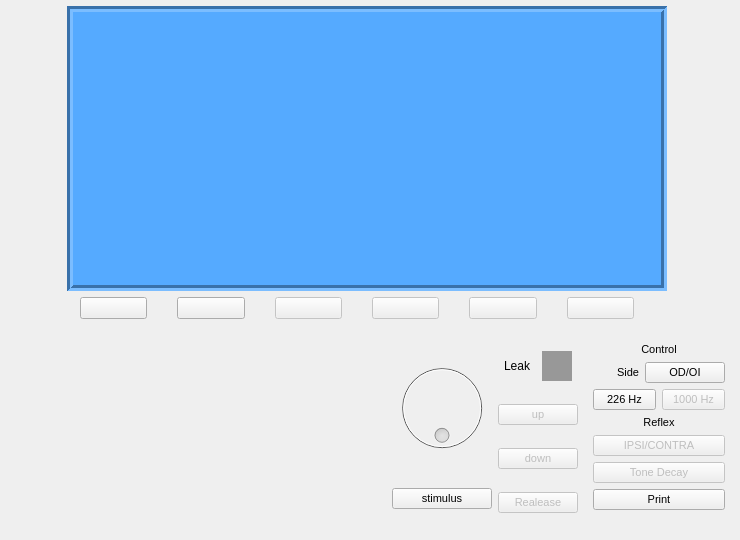
Old version of the form resources/UI/Z_control.ui in the repository Debaq/LabSim.
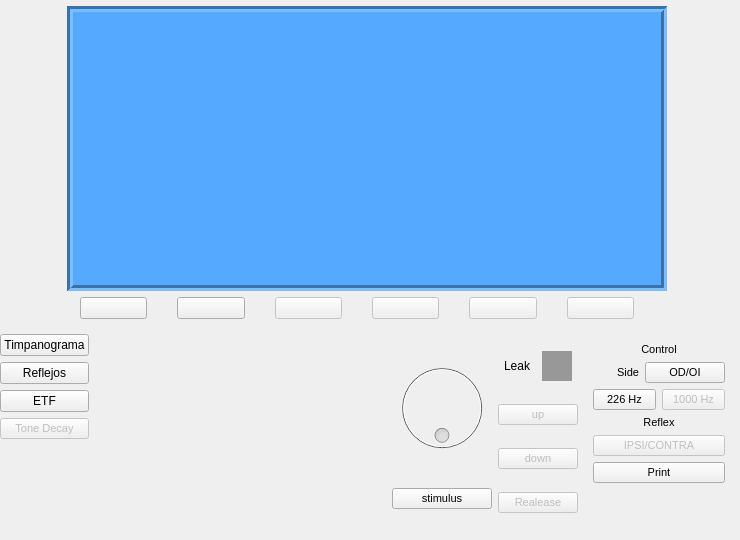
New version of the form.

Commit message:
Agrega pantallas Reflejos/Tone Decay/ETF al impedanciómetro con controles contextuales
Botones Timpanograma/Reflejos/ETF/Tone Decay cambian de pantalla. Perilla y up/down
cambian de función según la prueba activa: leak en timpanograma, intensidad (perilla)
y presión (up/down) en reflejos/tone decay, presión en ETF (perilla). IPSI/CONTRA
solo se habilita en Reflejos.

The edit to the form file:
```diff
--- a/resources/UI/Z_control.ui
+++ b/resources/UI/Z_control.ui
@@ -224,6 +224,86 @@
       <property name="bottomMargin">
        <number>0</number>
       </property>
+      <item>
+       <layout class="QVBoxLayout" name="verticalLayout_5">
+        <property name="leftMargin">
+         <number>0</number>
+        </property>
+        <item>
+         <widget class="QPushButton" name="btn_tymp">
+          <property name="maximumSize">
+           <size>
+            <width>16777215</width>
+            <height>25</height>
+           </size>
+          </property>
+          <property name="text">
+           <string>Timpanograma</string>
+          </property>
+         </widget>
+        </item>
+        <item>
+         <widget class="QPushButton" name="btn_reflex_test">
+          <property name="maximumSize">
+           <size>
+            <width>16777215</width>
+            <height>25</height>
+           </size>
+          </property>
+          <property name="text">
+           <string>Reflejos</string>
+          </property>
+         </widget>
+        </item>
+        <item>
+         <widget class="QPushButton" name="btn_etf">
+          <property name="maximumSize">
+           <size>
+            <width>16777215</width>
+            <height>25</height>
+           </size>
+          </property>
+          <property name="text">
+           <string>ETF</string>
+          </property>
+         </widget>
+        </item>
+        <item>
+         <widget class="QPushButton" name="btn_toneDecay">
+          <property name="enabled">
+           <bool>false</bool>
+          </property>
+          <property name="maximumSize">
+           <size>
+            <width>16777215</width>
+            <height>25</height>
+           </size>
+          </property>
+          <property name="font">
+           <font>
+            <pointsize>8</pointsize>
+           </font>
+          </property>
+          <property name="text">
+           <string>Tone Decay</string>
+          </property>
+         </widget>
+        </item>
+        <item>
+         <spacer name="verticalSpacer">
+          <property name="orientation">
+           <enum>Qt::Orientation::Vertical</enum>
+          </property>
+          <property name="sizeHint" stdset="0">
+           <size>
+            <width>20</width>
+            <height>40</height>
+           </size>
+          </property>
+         </spacer>
+        </item>
+       </layout>
+      </item>
       <item>
        <spacer name="horizontalSpacer_2">
         <property name="orientation">
@@ -551,29 +631,7 @@
           </widget>
          </item>
          <item>
-          <layout class="QHBoxLayout" name="horizontalLayout_5">
-           <item>
-            <widget class="QPushButton" name="btn_toneDecay">
-             <property name="enabled">
-              <bool>false</bool>
-             </property>
-             <property name="maximumSize">
-              <size>
-               <width>16777215</width>
-               <height>25</height>
-              </size>
-             </property>
-             <property name="font">
-              <font>
-               <pointsize>8</pointsize>
-              </font>
-             </property>
-             <property name="text">
-              <string>Tone Decay</string>
-             </property>
-            </widget>
-           </item>
-          </layout>
+          <layout class="QHBoxLayout" name="horizontalLayout_5"/>
          </item>
          <item>
           <layout class="QHBoxLayout" name="horizontalLayout_2">
```
Left out of the diff: 20 changed lines with no effect on the pictures. The commit also changes 5 other files.
